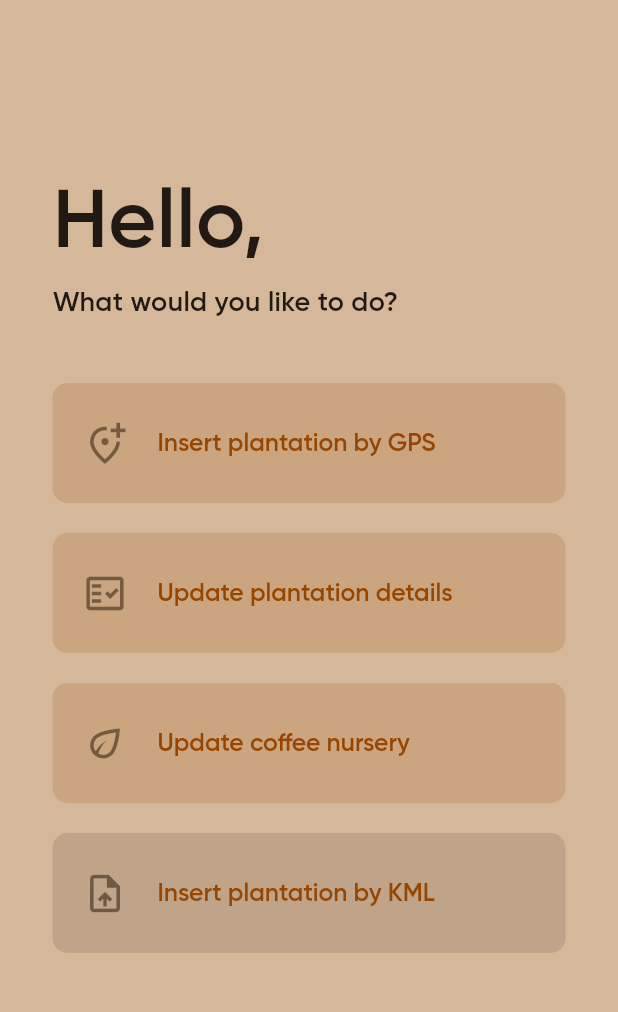
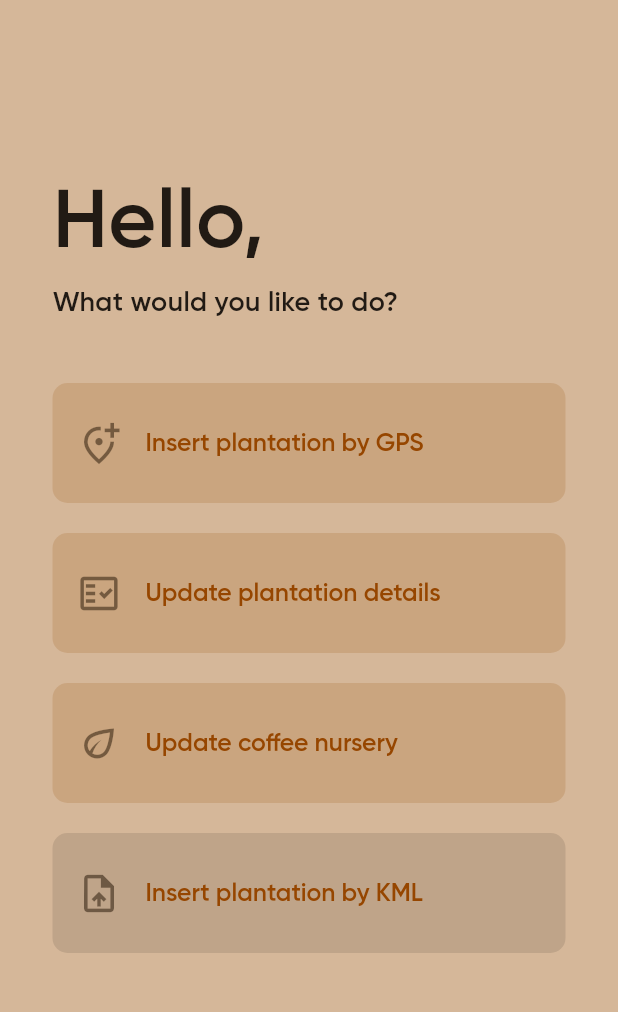
Before and after one commit to amrit-dash/coffee-mapper-android, a Flutter app: the screen it shows once a user with an empty profile is signed in, on a phone screen of 412 x 824 dp, the part 82-1094 px from its top. Run offline on Flutter 3.47's test engine with Material 3 defaults, Android fonts, the phone set to English and light mode, and no system bars; our stand-ins replace camera, cloud_firestore, connectivity_plus, firebase_auth, firebase_core, firebase_crashlytics and 8 more; missing offline and left inert: firebase_app_check, maps_toolkit; accounts and stored records are empty; generated files the repository leaves out were written again.

Commit message:
fix: layout changes

```diff
--- a/lib/config/app_config_parameters.dart
+++ b/lib/config/app_config_parameters.dart
@@ -9,6 +9,4 @@ class AppConfigParameters {
   // Layout configurations
   static const double mapHeightRatio = 0.65;
   static const double buttonHeightRatio = 0.1;
-  static const double headerHeight = 80.0;
-  static const double titleHeight = 60.0;
 }
--- a/lib/screens/home_screen.dart
+++ b/lib/screens/home_screen.dart
@@ -112,9 +112,9 @@ class HomeScreen extends StatelessWidget {
         style: ElevatedButton.styleFrom(
           backgroundColor: Theme.of(context).colorScheme.primary.withAlpha(128),
           shape: RoundedRectangleBorder(
-            borderRadius: BorderRadius.circular(10.0), // Reduce corner radius to 8 pixels
+            borderRadius: BorderRadius.circular(10.0),
           ),
-          padding: const EdgeInsets.symmetric(vertical: 5),
+          padding: const EdgeInsets.symmetric(vertical: 5, horizontal: 16),
           textStyle: TextStyle(
             fontFamily: 'Gilroy-SemiBold',
             fontSize: 17,
@@ -122,20 +122,25 @@ class HomeScreen extends StatelessWidget {
         ),
         onPressed: (disabled == "yes") ? null : onTap,
         child: Row(
-          mainAxisAlignment: MainAxisAlignment.start,
           children: [
-            const SizedBox(width: 20),
             Icon(
               icon,
               size: 30,
               color: Theme.of(context).colorScheme.error.withAlpha(128),
             ),
-            const SizedBox(width: 20),
-            Text(title, style: TextStyle(
-              color: Theme.of(context).colorScheme.secondary,
-              fontSize: 16.5,
+            const SizedBox(width: 16),
+            Expanded(
+              child: Text(
+                title,
+                style: TextStyle(
+                  color: Theme.of(context).colorScheme.secondary,
+                  fontSize: 16.5,
+                ),
+                overflow: TextOverflow.ellipsis,
+                maxLines: 2,
+              ),
             ),
-            ),
+            const SizedBox(width: 8),
           ],
         ),
       ),
```
Also changed, not shown: lib/screens/plot_polygon.dart (+2 -6 lines), 1 other file.
